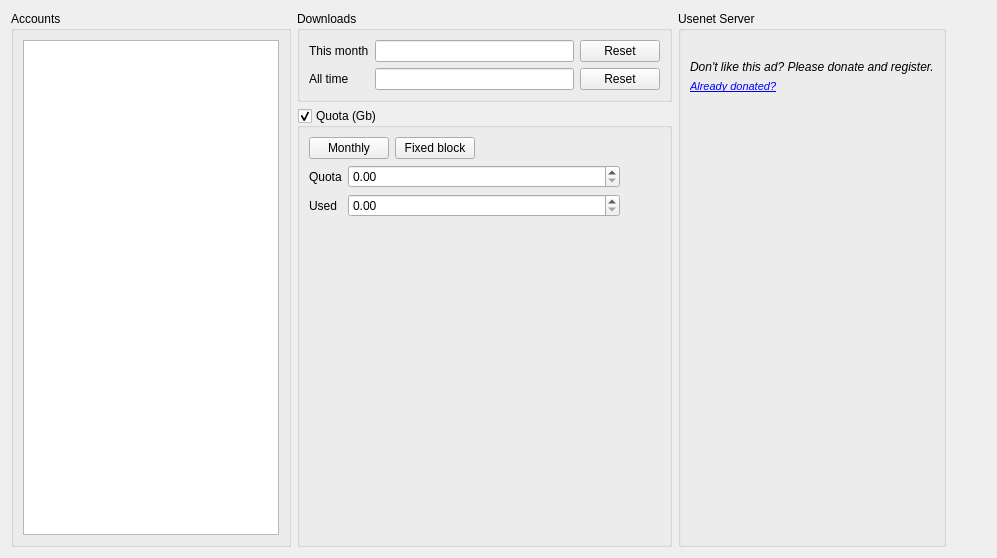
This is app/gui/accounts.ui in ensisoft/newsflash-plus as Qt 5 draws it before an edit. The edited form follows.
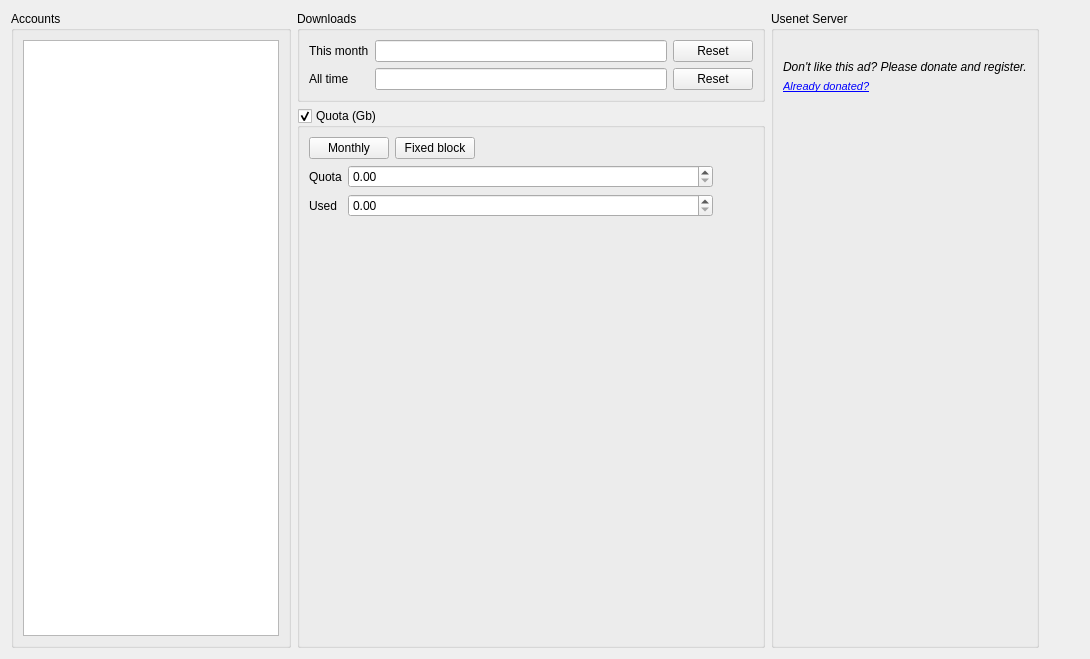
This is the edited form. Icons and pictures are not drawn. Custom widgets are drawn as their Qt base class.

```diff
--- a/app/gui/accounts.ui
+++ b/app/gui/accounts.ui
@@ -6,8 +6,8 @@
    <rect>
     <x>0</x>
     <y>0</y>
-    <width>997</width>
-    <height>558</height>
+    <width>1090</width>
+    <height>659</height>
    </rect>
   </property>
   <property name="windowTitle">
@@ -89,6 +89,9 @@
             <height>16777215</height>
            </size>
           </property>
+          <property name="readOnly">
+           <bool>true</bool>
+          </property>
          </widget>
         </item>
         <item row="1" column="0">
@@ -120,7 +123,11 @@
          </widget>
         </item>
         <item row="1" column="1">
-         <widget class="QLineEdit" name="edtAllTime"/>
+         <widget class="QLineEdit" name="edtAllTime">
+          <property name="readOnly">
+           <bool>true</bool>
+          </property>
+         </widget>
         </item>
        </layout>
       </widget>
@@ -262,15 +269,15 @@
           <item>
            <widget class="PieView" name="pie" native="true">
             <property name="sizePolicy">
-             <sizepolicy hsizetype="Expanding" vsizetype="Expanding">
+             <sizepolicy hsizetype="Preferred" vsizetype="Preferred">
               <horstretch>0</horstretch>
               <verstretch>0</verstretch>
              </sizepolicy>
             </property>
             <property name="minimumSize">
              <size>
-              <width>300</width>
-              <height>300</height>
+              <width>400</width>
+              <height>400</height>
              </size>
             </property>
             <property name="maximumSize">
```
